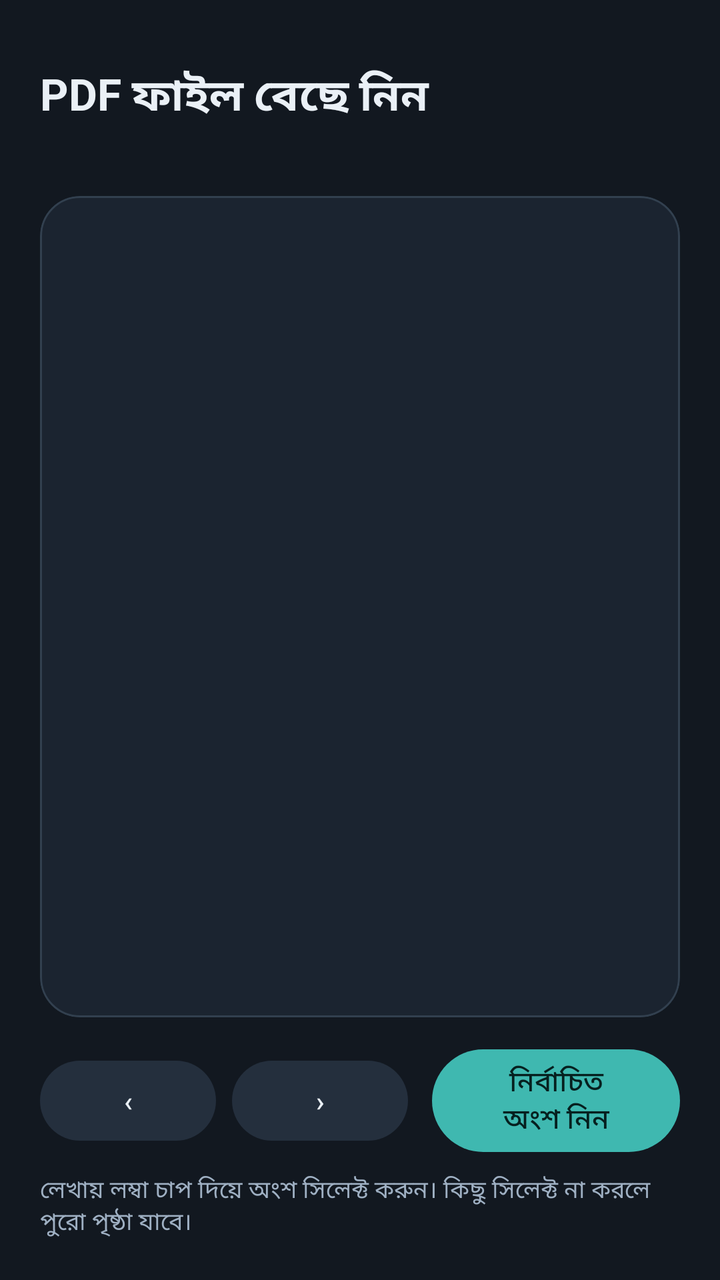
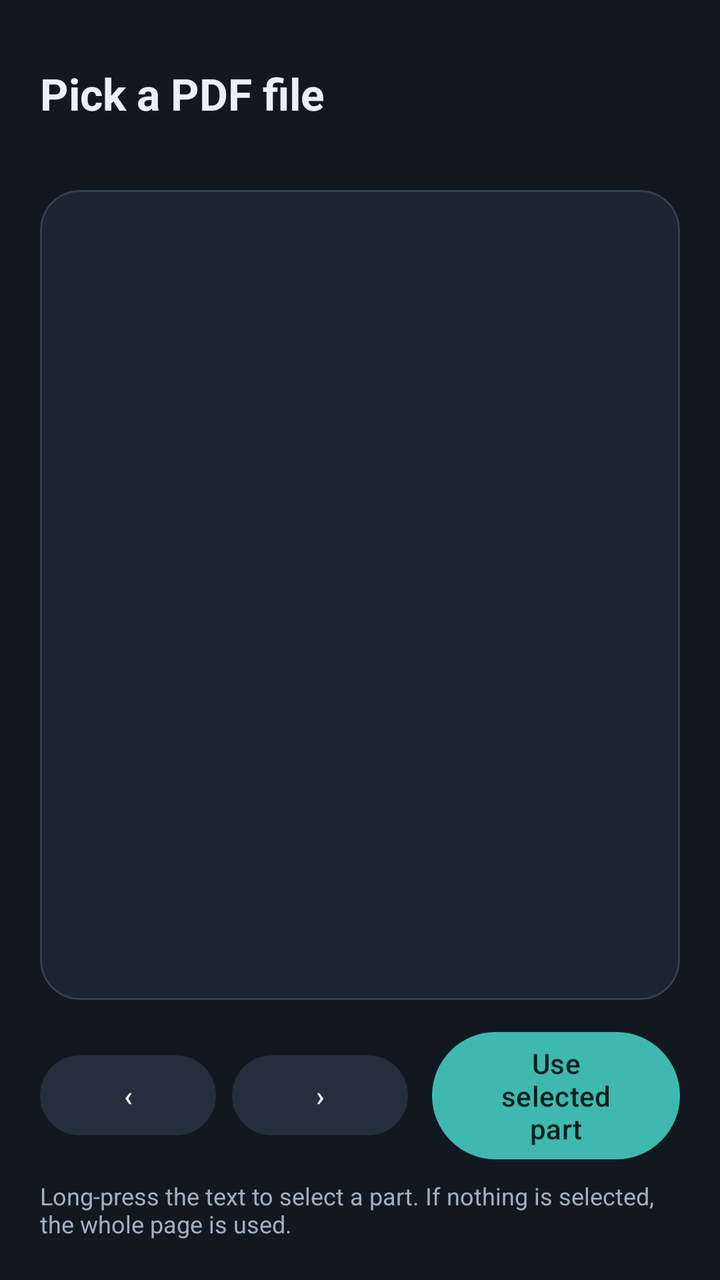

Screens rendered from an Android XML layout before and after an edit, with the pre-edit source and the edit as a unified diff.
<!-- AndroidManifest.xml: application theme Theme.TextLens -->
<!-- res/layout/activity_pdf.xml -->
<?xml version="1.0" encoding="utf-8"?>
<LinearLayout xmlns:android="http://schemas.android.com/apk/res/android"
    xmlns:app="http://schemas.android.com/apk/res-auto"
    android:layout_width="match_parent"
    android:layout_height="match_parent"
    android:orientation="vertical"
    android:padding="20dp">

    <TextView
        android:id="@+id/tv_title"
        android:layout_width="match_parent"
        android:layout_height="wrap_content"
        android:layout_marginTop="12dp"
        android:ellipsize="end"
        android:maxLines="1"
        android:text="@string/pdf_pick"
        android:textColor="?attr/colorOnSurface"
        android:textSize="22sp"
        android:textStyle="bold" />

    <TextView
        android:id="@+id/tv_page"
        android:layout_width="wrap_content"
        android:layout_height="wrap_content"
        android:layout_marginTop="4dp"
        android:textColor="?attr/colorOnSurfaceVariant"
        android:textSize="13sp" />

    <com.google.android.material.progressindicator.LinearProgressIndicator
        android:id="@+id/progress"
        android:layout_width="match_parent"
        android:layout_height="wrap_content"
        android:layout_marginTop="8dp"
        android:indeterminate="true"
        android:visibility="gone" />

    <com.google.android.material.card.MaterialCardView
        android:layout_width="match_parent"
        android:layout_height="0dp"
        android:layout_marginTop="12dp"
        android:layout_weight="1"
        app:cardBackgroundColor="?attr/colorSurface"
        app:cardCornerRadius="20dp"
        app:cardElevation="0dp"
        app:strokeColor="?attr/colorOutline"
        app:strokeWidth="1dp">

        <ScrollView
            android:layout_width="match_parent"
            android:layout_height="match_parent">

            <TextView
                android:id="@+id/tv_text"
                android:layout_width="match_parent"
                android:layout_height="wrap_content"
                android:lineSpacingMultiplier="1.3"
                android:padding="18dp"
                android:textColor="?attr/colorOnSurface"
                android:textDirection="firstStrong"
                android:textIsSelectable="true"
                android:textSize="18sp" />
        </ScrollView>
    </com.google.android.material.card.MaterialCardView>

    <LinearLayout
        android:layout_width="match_parent"
        android:layout_height="wrap_content"
        android:layout_marginTop="12dp"
        android:gravity="center_vertical"
        android:orientation="horizontal">

        <com.google.android.material.button.MaterialButton
            android:id="@+id/btn_prev"
            style="@style/Widget.Material3.Button.TonalButton"
            android:layout_width="wrap_content"
            android:layout_height="wrap_content"
            android:text="‹" />

        <com.google.android.material.button.MaterialButton
            android:id="@+id/btn_next"
            style="@style/Widget.Material3.Button.TonalButton"
            android:layout_width="wrap_content"
            android:layout_height="wrap_content"
            android:layout_marginStart="8dp"
            android:text="›" />

        <com.google.android.material.button.MaterialButton
            android:id="@+id/btn_use"
            android:layout_width="0dp"
            android:layout_height="wrap_content"
            android:layout_marginStart="12dp"
            android:layout_weight="1"
            android:text="নির্বাচিত অংশ নিন" />
    </LinearLayout>

    <TextView
        android:layout_width="match_parent"
        android:layout_height="wrap_content"
        android:layout_marginTop="6dp"
        android:text="লেখায় লম্বা চাপ দিয়ে অংশ সিলেক্ট করুন। কিছু সিলেক্ট না করলে পুরো পৃষ্ঠা যাবে।"
        android:textColor="?attr/colorOnSurfaceVariant"
        android:textSize="12sp" />
</LinearLayout>
<!-- resources referenced by this layout -->
<resources>
  <string name="pdf_pick">PDF ফাইল বেছে নিন</string>
  <style name="Theme.TextLens" parent="Theme.TextLens.Midnight" />
  <style name="Theme.TextLens.Midnight" parent="Theme.Material3.Dark.NoActionBar">
          <item name="android:windowBackground">#121820</item>
          <item name="android:colorBackground">#121820</item>
          <item name="colorSurface">#1B2430</item>
          <item name="colorSurfaceVariant">#242F3D</item>
          <item name="colorSurfaceContainer">#1B2430</item>
          <item name="colorSurfaceContainerHighest">#242F3D</item>
          <item name="colorOnSurface">#EAF0F6</item>
          <item name="colorOnSurfaceVariant">#9FB0C3</item>
          <item name="colorOutline">#32404F</item>
          <item name="colorOutlineVariant">#32404F</item>
          <item name="colorPrimary">#3FB8B0</item>
          <item name="colorOnPrimary">#06201F</item>
          <item name="colorPrimaryContainer">#242F3D</item>
          <item name="colorOnPrimaryContainer">#EAF0F6</item>
          <item name="colorSecondary">#3FB8B0</item>
          <item name="colorOnSecondary">#06201F</item>
          <item name="colorSecondaryContainer">#242F3D</item>
          <item name="colorOnSecondaryContainer">#EAF0F6</item>
          <item name="android:statusBarColor">#121820</item>
          <item name="android:navigationBarColor">#121820</item>
          <item name="android:windowLightStatusBar" tools:targetApi="23">false</item>
          <item name="android:windowLightNavigationBar" tools:targetApi="27">false</item>
          <item name="colorError">@color/danger</item>
      </style>
  <color name="danger">#D64545</color>
</resources>

<!-- the commit's change to res/layout/activity_pdf.xml (unified diff, before → after) -->
@@ -90,14 +90,14 @@
             android:layout_height="wrap_content"
             android:layout_marginStart="12dp"
             android:layout_weight="1"
-            android:text="নির্বাচিত অংশ নিন" />
+            android:text="@string/pdf_use_selection" />
     </LinearLayout>
 
     <TextView
         android:layout_width="match_parent"
         android:layout_height="wrap_content"
         android:layout_marginTop="6dp"
-        android:text="লেখায় লম্বা চাপ দিয়ে অংশ সিলেক্ট করুন। কিছু সিলেক্ট না করলে পুরো পৃষ্ঠা যাবে।"
+        android:text="@string/pdf_hint"
         android:textColor="?attr/colorOnSurfaceVariant"
         android:textSize="12sp" />
 </LinearLayout>
<!-- resource entries referenced after the edit -->
@@ -1,6 +1,8 @@
 <!-- resources referenced by this layout -->
 <resources>
-  <string name="pdf_pick">PDF ফাইল বেছে নিন</string>
+  <string name="pdf_hint">Long-press the text to select a part. If nothing is selected, the whole page is used.</string>
+  <string name="pdf_pick">Pick a PDF file</string>
+  <string name="pdf_use_selection">Use selected part</string>
   <style name="Theme.TextLens" parent="Theme.TextLens.Midnight" />
   <style name="Theme.TextLens.Midnight" parent="Theme.Material3.Dark.NoActionBar">
           <item name="android:windowBackground">#121820</item>
